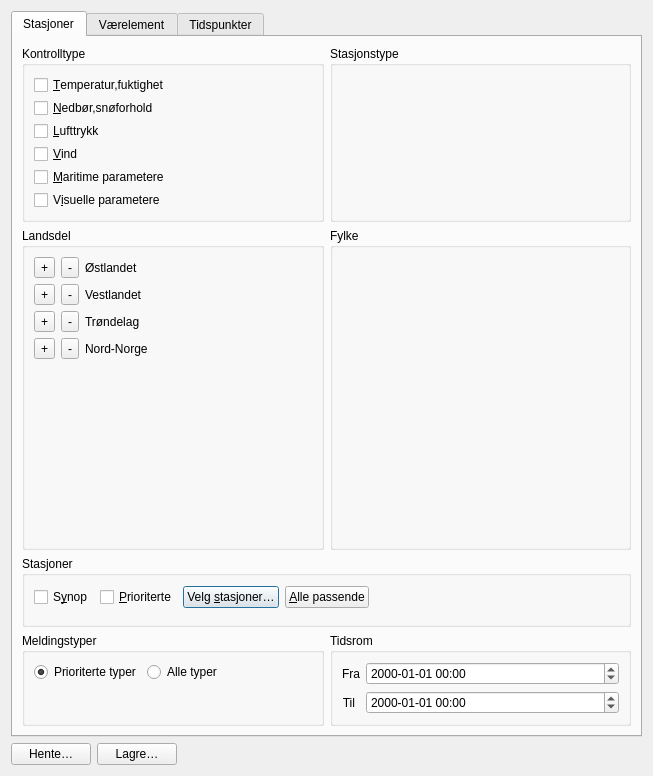
First picture: the form in src/listdialog.ui, repository metno/kvhqc, before the edit.
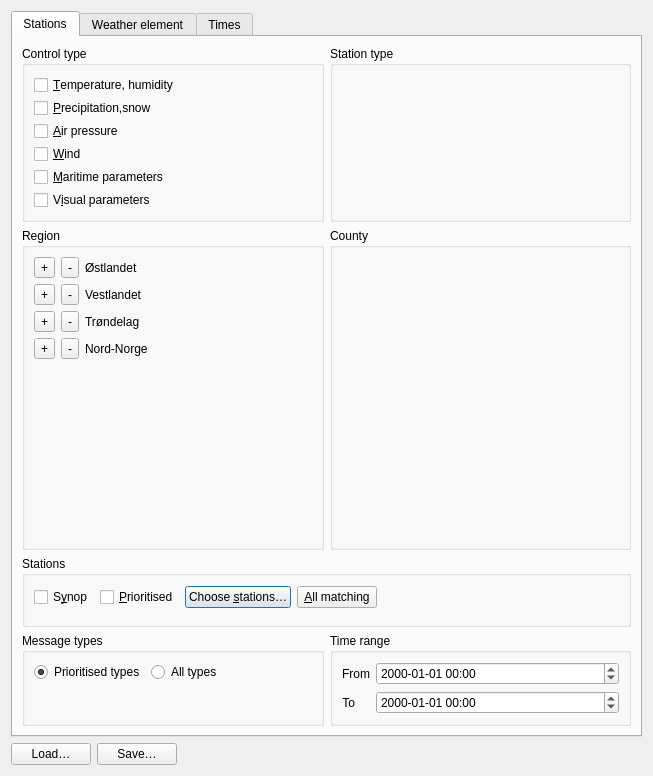
Second picture: the form after the edit. Icons and pictures are not drawn. Custom widgets are drawn as their Qt base class.

```diff
--- a/src/listdialog.ui
+++ b/src/listdialog.ui
@@ -21,7 +21,7 @@
      </property>
      <widget class="QWidget" name="tabStations">
       <attribute name="title">
-       <string>Stasjoner</string>
+       <string>Stations</string>
       </attribute>
       <layout class="QVBoxLayout" name="verticalLayout_3">
        <item>
@@ -29,7 +29,7 @@
          <item>
           <widget class="QGroupBox" name="controlGroup">
            <property name="title">
-            <string>Kontrolltype</string>
+            <string>Control type</string>
            </property>
            <layout class="QVBoxLayout" name="controlLayout">
             <property name="spacing">
@@ -43,42 +43,42 @@
               <item>
                <widget class="QCheckBox" name="twiType">
                 <property name="text">
-                 <string>&amp;Temperatur,fuktighet</string>
+                 <string>&amp;Temperature, humidity</string>
                 </property>
                </widget>
               </item>
               <item>
                <widget class="QCheckBox" name="prcType">
                 <property name="text">
-                 <string>&amp;Nedbør,snøforhold</string>
+                 <string>&amp;Precipitation,snow</string>
                 </property>
                </widget>
               </item>
               <item>
                <widget class="QCheckBox" name="aprType">
                 <property name="text">
-                 <string>&amp;Lufttrykk</string>
+                 <string>&amp;Air pressure</string>
                 </property>
                </widget>
               </item>
               <item>
                <widget class="QCheckBox" name="winType">
                 <property name="text">
-                 <string>&amp;Vind</string>
+                 <string>&amp;Wind</string>
                 </property>
                </widget>
               </item>
               <item>
                <widget class="QCheckBox" name="marType">
                 <property name="text">
-                 <string>&amp;Maritime parametere</string>
+                 <string>&amp;Maritime parameters</string>
                 </property>
                </widget>
               </item>
               <item>
                <widget class="QCheckBox" name="visType">
                 <property name="text">
-                 <string>V&amp;isuelle parametere</string>
+                 <string>V&amp;isual parameters</string>
                 </property>
                </widget>
               </item>
@@ -90,7 +90,7 @@
          <item>
           <widget class="QGroupBox" name="stTyp">
            <property name="title">
-            <string>Stasjonstype</string>
+            <string>Station type</string>
            </property>
            <layout class="QGridLayout" name="gridLayout_2">
             <item row="0" column="0">
@@ -110,7 +110,7 @@
          <item>
           <widget class="QGroupBox" name="stRegion">
            <property name="title">
-            <string>Landsdel</string>
+            <string>Region</string>
            </property>
            <layout class="QGridLayout" name="gridLayout">
             <item row="0" column="0">
@@ -280,7 +280,7 @@
          <item>
           <widget class="QGroupBox" name="stCounty">
            <property name="title">
-            <string>Fylke</string>
+            <string>County</string>
            </property>
            <layout class="QGridLayout" name="gridLayout_3">
             <item row="0" column="0">
@@ -298,7 +298,7 @@
        <item>
         <widget class="QGroupBox" name="stationGroup">
          <property name="title">
-          <string>Stasjoner</string>
+          <string>Stations</string>
          </property>
          <layout class="QVBoxLayout" name="verticalLayout">
           <item>
@@ -313,21 +313,21 @@
             <item>
              <widget class="QCheckBox" name="priReg">
               <property name="text">
-               <string>&amp;Prioriterte</string>
+               <string>&amp;Prioritised</string>
               </property>
              </widget>
             </item>
             <item>
              <widget class="QPushButton" name="stationSelect">
               <property name="text">
-               <string>Velg &amp;stasjoner…</string>
+               <string>Choose &amp;stations…</string>
               </property>
              </widget>
             </item>
             <item>
              <widget class="QPushButton" name="stationSelectAll">
               <property name="text">
-               <string>&amp;Alle passende</string>
+               <string>&amp;All matching</string>
               </property>
              </widget>
             </item>
@@ -357,7 +357,7 @@
          <item>
           <widget class="QGroupBox" name="typeGroup">
            <property name="title">
-            <string>Meldingstyper</string>
+            <string>Message types</string>
            </property>
            <layout class="QFormLayout" name="formLayout_2">
             <property name="fieldGrowthPolicy">
@@ -366,7 +366,7 @@
             <item row="0" column="0">
              <widget class="QRadioButton" name="priTypes">
               <property name="text">
-               <string>Prioriterte typer</string>
+               <string>Prioritised types</string>
               </property>
               <property name="checked">
                <bool>true</bool>
@@ -376,7 +376,7 @@
             <item row="0" column="1">
              <widget class="QRadioButton" name="allTypes">
               <property name="text">
-               <string>Alle typer</string>
+               <string>All types</string>
               </property>
              </widget>
             </item>
@@ -386,13 +386,13 @@
          <item>
           <widget class="QGroupBox" name="timeGroup">
            <property name="title">
-            <string>Tidsrom</string>
+            <string>Time range</string>
            </property>
            <layout class="QFormLayout" name="formLayout">
             <item row="0" column="0">
              <widget class="QLabel" name="labelFrom">
               <property name="text">
-               <string>Fra</string>
+               <string>From</string>
               </property>
               <property name="alignment">
                <set>Qt::AlignRight|Qt::AlignTrailing|Qt::AlignVCenter</set>
@@ -409,7 +409,7 @@
             <item row="1" column="0">
              <widget class="QLabel" name="labelTo">
               <property name="text">
-               <string>Til</string>
+               <string>To</string>
               </property>
               <property name="alignment">
                <set>Qt::AlignRight|Qt::AlignTrailing|Qt::AlignVCenter</set>
@@ -432,7 +432,7 @@
      </widget>
      <widget class="QWidget" name="tabParameters">
       <attribute name="title">
-       <string>Værelement</string>
+       <string>Weather element</string>
       </attribute>
       <layout class="QHBoxLayout" name="horizontalLayout_4">
        <item>
@@ -556,7 +556,7 @@
      </widget>
      <widget class="QWidget" name="tabClock">
       <attribute name="title">
-       <string>Tidspunkter</string>
+       <string>Times</string>
       </attribute>
       <layout class="QVBoxLayout" name="verticalLayout_7">
        <item>
@@ -683,14 +683,14 @@
      <item>
       <widget class="QPushButton" name="buttonRestore">
        <property name="text">
-        <string>Hente…</string>
+        <string>Load…</string>
        </property>
       </widget>
      </item>
      <item>
       <widget class="QPushButton" name="buttonSave">
        <property name="text">
-        <string>Lagre…</string>
+        <string>Save…</string>
        </property>
       </widget>
      </item>
```
Left out of the diff: 50 changed lines with no effect on the pictures.
